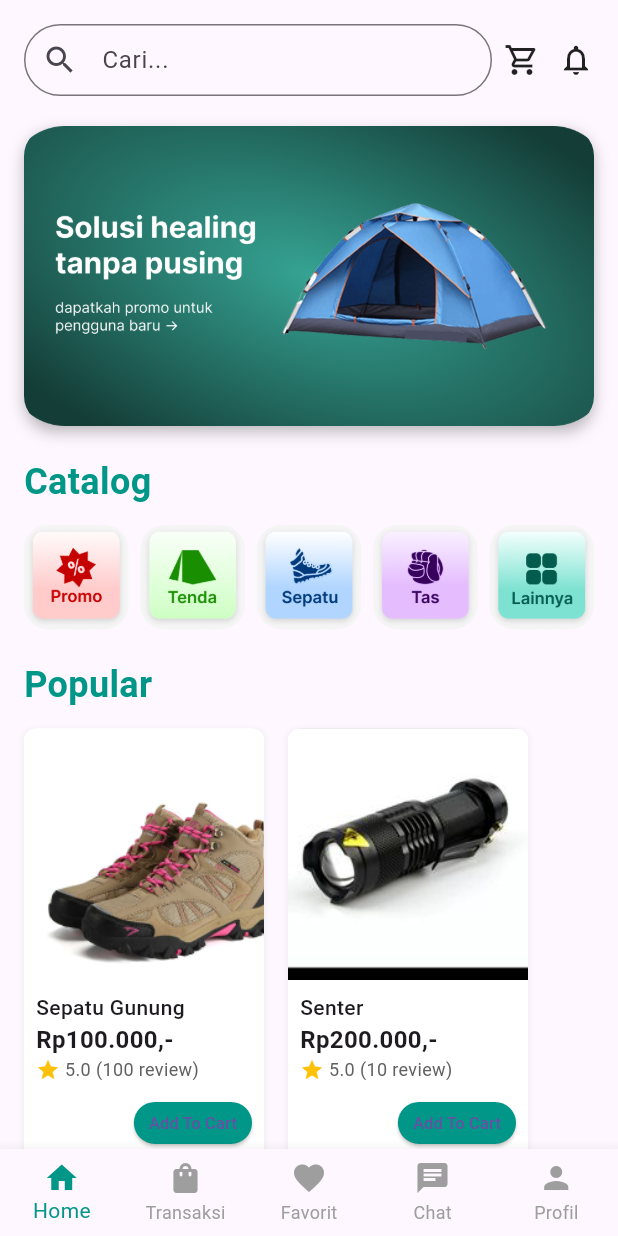
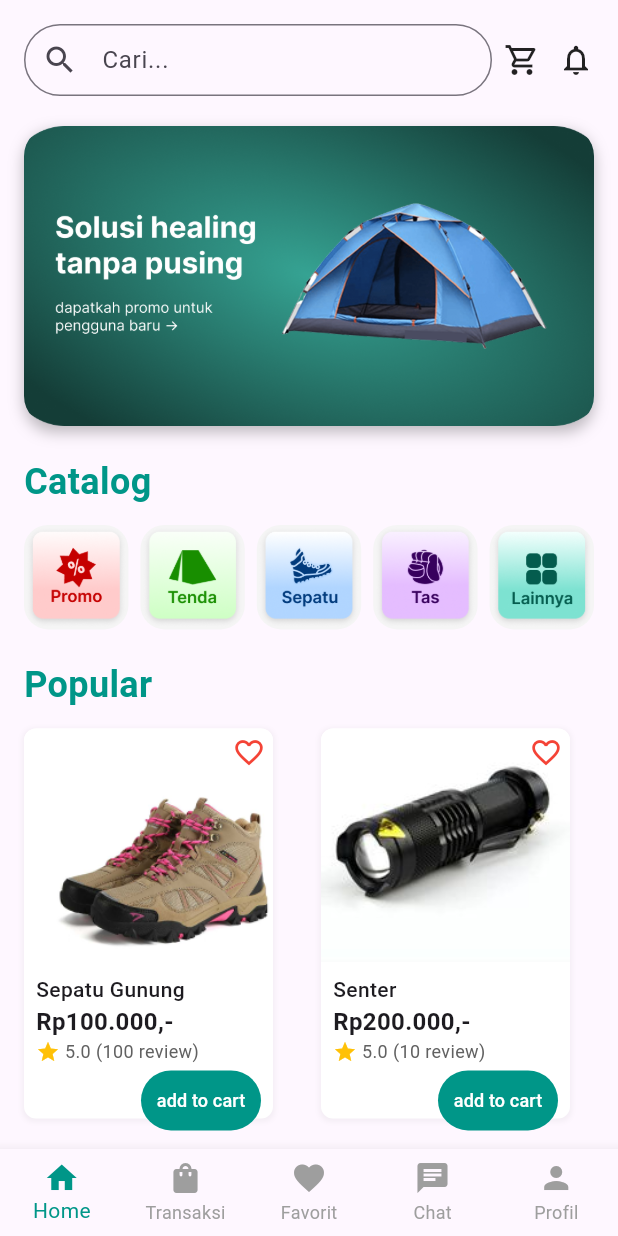
Before and after one commit to beginnener/Kelompok7-PROVIS-TUBES-C223, a Flutter app: the screen it shows after launch, on a phone screen of 412 x 824 dp. Run offline on Flutter 3.47's test engine with Material 3 defaults, Android fonts, the phone set to English and light mode, and no system bars.

Commit message:
nyesuaiin product card

```diff
--- a/lib/pages/home.dart
+++ b/lib/pages/home.dart
@@ -166,24 +166,34 @@ class HomePage extends StatelessWidget {
             ),
 
             SizedBox(height: 20),
+            // Section: Popular
             Text("Popular", style: TextStyle(fontSize: 24, fontWeight: FontWeight.bold, color: Colors.teal)),
             SizedBox(height: 12),
-            SingleChildScrollView(
-              scrollDirection: Axis.horizontal,
-              child: Row(
+            GridView.count(
+              crossAxisCount: 2, // ✅ 2 kolom
+              shrinkWrap: true,
+              physics: NeverScrollableScrollPhysics(),
+              mainAxisSpacing: 16,
+              crossAxisSpacing: 16,
+              childAspectRatio: 0.7, // ✅ Atur rasio biar nggak terlalu tinggi
               children: popularItems.map((item) => _buildProductCard(item)).toList(),
-              ),
             ),
 
             SizedBox(height: 20),
+
+            // Section: Bundle
             Text("Bundle Sewa Camping", style: TextStyle(fontSize: 24, fontWeight: FontWeight.bold, color: Colors.teal)),
             SizedBox(height: 12),
-            SingleChildScrollView(
-              scrollDirection: Axis.horizontal,
-              child: Row(
+            GridView.count(
+              crossAxisCount: 2,
+              shrinkWrap: true,
+              physics: NeverScrollableScrollPhysics(),
+              mainAxisSpacing: 16,
+              crossAxisSpacing: 16,
+              childAspectRatio: 0.7,
               children: bundleItems.map((item) => _buildProductCard(item)).toList(),
             ),
-            ),
+
           ],
         ),
       ),
@@ -208,29 +218,58 @@ class HomePage extends StatelessWidget {
             color: Colors.grey.withOpacity(0.1),
             spreadRadius: 1,
             blurRadius: 2,
-            offset: const Offset(0, 1),
+            offset: Offset(0, 1),
           ),
         ],
       ),
       child: Column(
         crossAxisAlignment: CrossAxisAlignment.start,
         children: [
+          // Product Image + Favorite Icon
+          Expanded(
+            flex: 3,
+            child: Stack(
+              children: [
                 ClipRRect(
                   borderRadius: BorderRadius.vertical(top: Radius.circular(8)),
                   child: Image.asset(
                     item['imagePath'],
-              height: 168,
+                    height: double.infinity,
                     width: double.infinity,
                     fit: BoxFit.cover,
                   ),
                 ),
-          Padding(
+                Positioned(
+                  top: 5,
+                  right: 5,
+                  child: Icon(
+                    Icons.favorite_border, // default kosong
+                    color: Colors.red,
+                    size: 22,
+                  ),
+                ),
+              ],
+            ),
+          ),
+          // Product Details
+          Expanded(
+            flex: 2,
+            child: Padding(
               padding: const EdgeInsets.all(8.0),
               child: Column(
                 crossAxisAlignment: CrossAxisAlignment.start,
+                mainAxisAlignment: MainAxisAlignment.spaceBetween,
                 children: [
-                Text(item['name'], style: TextStyle(fontSize: 14, fontWeight: FontWeight.w500), maxLines: 1, overflow: TextOverflow.ellipsis),
-                Text(item['price'], style: TextStyle(fontSize: 16, fontWeight: FontWeight.bold)),
+                  Text(
+                    item['name'],
+                    style: TextStyle(fontSize: 14, fontWeight: FontWeight.w500),
+                    maxLines: 1,
+                    overflow: TextOverflow.ellipsis,
+                  ),
+                  Text(
+                    item['price'],
+                    style: TextStyle(fontSize: 16, fontWeight: FontWeight.bold),
+                  ),
                   if (item.containsKey('rating'))
                     Row(
                       children: [
@@ -241,34 +280,41 @@ class HomePage extends StatelessWidget {
                         ),
                       ],
                     ),
-                SizedBox(height: 3),
+                  Row(
+                    mainAxisAlignment: MainAxisAlignment.end, // posisi kanan
+                    children: [
                       SizedBox(
-                  width: double.infinity,
-                  child: Align(
-                    alignment: Alignment.bottomRight,
+                        width: 80, // atur jadi setengah dari lebar card (kira-kira)
                         child: ElevatedButton(
                           onPressed: () {},
                           style: ElevatedButton.styleFrom(
                             backgroundColor: Colors.teal,
+                            padding: const EdgeInsets.symmetric(vertical: 4),
                             shape: RoundedRectangleBorder(
-                          borderRadius: BorderRadius.circular(20), // more rounded
+                              borderRadius: BorderRadius.circular(50),
                             ),
-                        padding: const EdgeInsets.symmetric(horizontal: 10, vertical: 2), // smaller button
-                        minimumSize: Size(0, 28), // make sure it doesn't stretch
+                            elevation: 0,
                           ),
                           child: const Text(
-                        "Add To Cart",
-                        style: TextStyle(fontSize: 11),
+                            'add to cart',
+                            style: TextStyle(
+                              fontSize: 12,
+                              fontWeight: FontWeight.w500,
+                              color: Colors.white,
                             ),
                           ),
                         ),
-
                       ),
                     ],
+                  ),
+
+                ],
+              ),
             ),
           ),
         ],
       ),
     );
   }
+
 }
```
Lines whose indentation alone changed are shown as unchanged.
